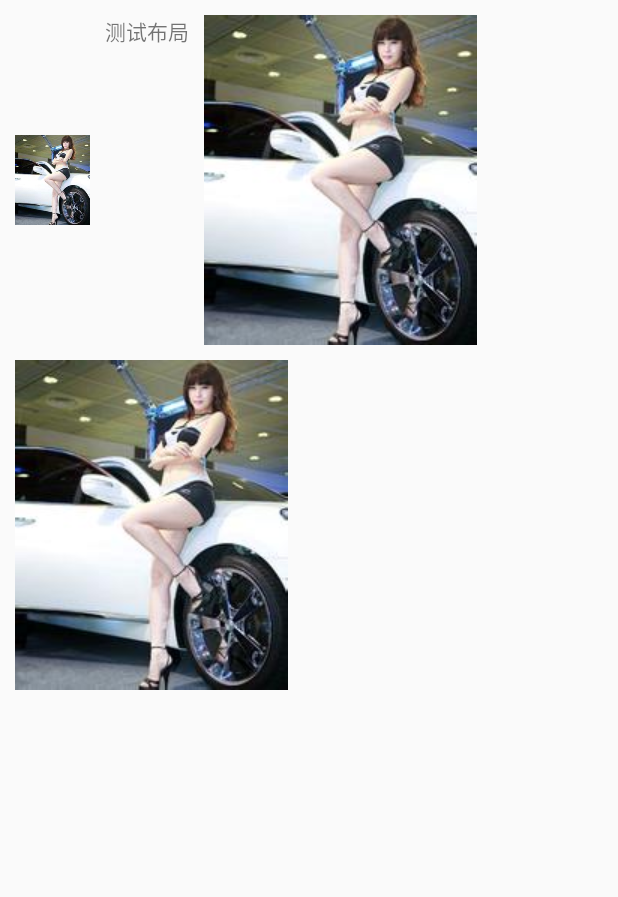
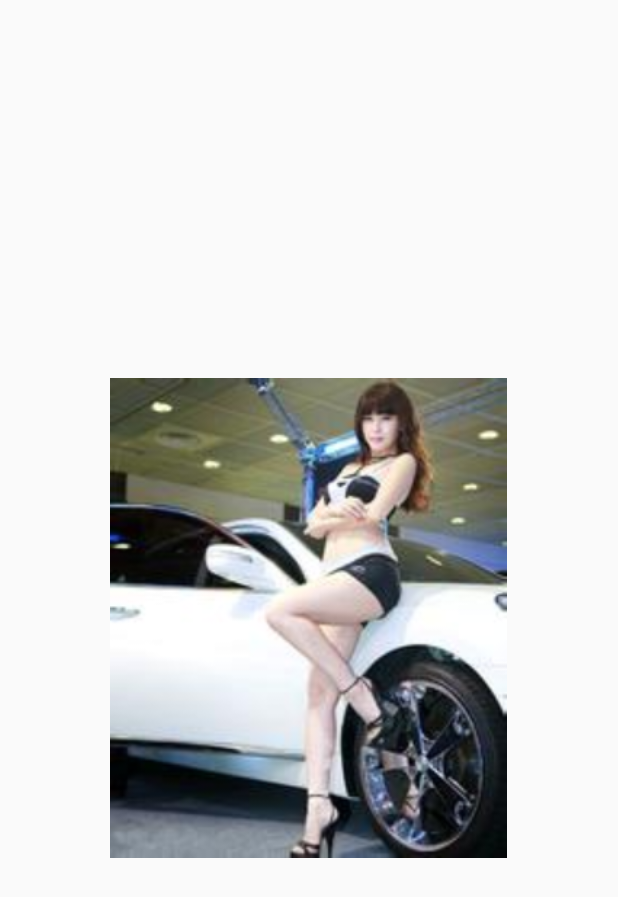
Before and after one commit to dxxs19/CustomViews, an Android app: the layout activity_main.xml on its own in the app's theme, with its tools: preview values and no code run, on a phone screen of 412 x 824 dp. Shown: the top 897 px of the screen. Run offline under Robolectric (Android 15) with nearby library versions, the light colour scheme and no system bars.

Commit message:
属性动画

```diff
--- a/app/src/main/java/com/wei/customviews/view/activity/MainActivity.java
+++ b/app/src/main/java/com/wei/customviews/view/activity/MainActivity.java
@@ -42,8 +42,6 @@ public class MainActivity extends BaseActivity
     RecyclerView mRecyclerView;
     @ViewById(R.id.imgView)
     ImageView mImageView;
-    @ViewById(R.id.txtView)
-    TextView mTextView;
     private RecyclerAdapter mRecyclerAdapter;
     private RecyclerView.LayoutManager mLayoutManager;
     private List<String> mData = new ArrayList<>();
@@ -178,6 +176,7 @@ public class MainActivity extends BaseActivity
     public boolean onTouchEvent(MotionEvent event)
     {
         LogUtil.e(TAG, "--- onTouchEvent(MotionEvent event) ---");
+        Thread.dumpStack();
         switch (event.getAction())
         {
             case MotionEvent.ACTION_DOWN:
@@ -196,7 +195,7 @@ public class MainActivity extends BaseActivity
                 LogUtil.e(TAG, "--- ACTION_CANCEL ---");
                 break;
         }
-        return false;
+        return true;
     }
 
     @Override
--- a/app/src/main/java/com/wei/customviews/view/widget/CusImageView.java
+++ b/app/src/main/java/com/wei/customviews/view/widget/CusImageView.java
@@ -1,17 +1,23 @@
 package com.wei.customviews.view.widget;
 
+import android.animation.AnimatorSet;
+import android.animation.FloatEvaluator;
+import android.animation.IntEvaluator;
+import android.animation.ObjectAnimator;
+import android.animation.ValueAnimator;
 import android.content.Context;
+import android.graphics.Canvas;
 import android.os.Build;
 import android.support.annotation.RequiresApi;
 import android.util.AttributeSet;
 import android.util.Log;
 import android.view.MotionEvent;
 import android.view.View;
+import android.view.animation.AccelerateDecelerateInterpolator;
+import android.view.animation.LinearInterpolator;
 import android.widget.ImageView;
 
 import com.wei.utillibrary.LogUtil;
-
-import static de.greenrobot.event.EventBus.TAG;
 
 /**
  * author: WEI
@@ -57,6 +63,25 @@ public class CusImageView extends ImageView
                 return false;
             }
         });
+
+        ObjectAnimator objectAnimator = ObjectAnimator.ofFloat(this, "scaleX", 0.8f, 1.5f);
+        objectAnimator.setEvaluator(new FloatEvaluator());
+        objectAnimator.setRepeatCount(ValueAnimator.INFINITE);
+        objectAnimator.setRepeatMode(ValueAnimator.REVERSE);
+
+        ObjectAnimator objectAnimator1 = ObjectAnimator.ofFloat(this, "scaleY", 0.8f, 1.5f);
+        objectAnimator1.setRepeatMode(ValueAnimator.REVERSE);
+        objectAnimator1.setRepeatCount(ValueAnimator.INFINITE);
+
+        AnimatorSet animatorSet = new AnimatorSet();
+        animatorSet.playTogether(
+                objectAnimator,
+                objectAnimator1
+        );
+        animatorSet.setDuration(1500);
+        // 加速减速插值器
+        animatorSet.setInterpolator(new AccelerateDecelerateInterpolator());
+        animatorSet.start();
     }
 
     @Override
--- a/app/src/main/java/com/wei/customviews/view/widget/CusLinearLayout.java
+++ b/app/src/main/java/com/wei/customviews/view/widget/CusLinearLayout.java
@@ -1,6 +1,7 @@
 package com.wei.customviews.view.widget;
 
 import android.content.Context;
+import android.graphics.Canvas;
 import android.os.Build;
 import android.support.annotation.RequiresApi;
 import android.util.AttributeSet;
--- a/app/src/main/java/com/wei/customviews/view/widget/CusViewGroup.java
+++ b/app/src/main/java/com/wei/customviews/view/widget/CusViewGroup.java
@@ -2,6 +2,7 @@ package com.wei.customviews.view.widget;
 
 import android.content.Context;
 import android.content.res.TypedArray;
+import android.graphics.Canvas;
 import android.os.Build;
 import android.support.annotation.RequiresApi;
 import android.util.AttributeSet;
@@ -71,19 +72,6 @@ public class CusViewGroup extends ViewGroup
     {
         TypedArray typedArray = context.obtainStyledAttributes(attrs, R.styleable.CusViewGroup);
         gravity = typedArray.getInt(R.styleable.CusViewGroup_gravity, 1);
-//        String gravityStr = typedArray.getString(R.styleable.CusViewGroup_gravity);
-//        if (gravityStr.equals("left"))
-//        {
-//            gravity = 1;
-//        }
-//        else if (gravityStr.equals("right"))
-//        {
-//            gravity = 0;
-//        }
-//        else
-//        {
-//            gravity = 2;
-//        }
         horizontal_Space = typedArray.getDimension(R.styleable.CusViewGroup_horizontal_spacing, 0);
         vertical_Space = typedArray.getDimension(R.styleable.CusViewGroup_vertical_spacing, 0);
         isFill = typedArray.getBoolean(R.styleable.CusViewGroup_isFill, false);
@@ -245,6 +233,12 @@ public class CusViewGroup extends ViewGroup
         }
     }
 
+    // 空方法
+    @Override
+    protected void onDraw(Canvas canvas) {
+        super.onDraw(canvas);
+    }
+
     /**
      * 计算布局所有子view可以分成几行，
      * LineFeed即为一行的模板，mSameLineViews即为同一行中包含有几个子view
--- a/app/src/main/res/layout/activity_main.xml
+++ b/app/src/main/res/layout/activity_main.xml
@@ -18,9 +18,9 @@
     <com.wei.customviews.view.widget.CusLinearLayout
         android:layout_width="match_parent"
         android:layout_height="match_parent"
-        android:orientation="horizontal"
-        android:visibility="visible">
+        android:orientation="horizontal">
 
+        // 自动换行布局
         <com.wei.customviews.view.widget.CusViewGroup
             android:layout_width="match_parent"
             android:layout_height="wrap_content"
@@ -28,13 +28,15 @@
             linefeed:gravity="left"
             linefeed:horizontal_spacing="10dp"
             linefeed:isFill="false"
-            linefeed:vertical_spacing="10dp">
+            linefeed:vertical_spacing="10dp"
+            android:visibility="gone">
 
             <com.wei.customviews.view.widget.CusImageView
                 android:id="@+id/imgView1"
                 android:layout_width="50dp"
                 android:layout_height="wrap_content"
                 android:layout_centerInParent="true"
+                android:layout_marginLeft="50dp"
                 android:src="@drawable/mode2"/>
 
             <TextView
@@ -60,7 +62,7 @@
         <com.wei.customviews.view.widget.CusRelativeLayout
             android:layout_width="match_parent"
             android:layout_height="match_parent"
-            android:visibility="gone">
+            android:visibility="visible">
 
             <com.wei.customviews.view.widget.CusImageView
                 android:id="@+id/imgView"
@@ -68,14 +70,6 @@
                 android:layout_height="wrap_content"
                 android:layout_centerInParent="true"
                 android:src="@drawable/mode2"/>
-
-            <TextView
-                android:id="@+id/txtView"
-                android:layout_width="wrap_content"
-                android:layout_height="wrap_content"
-                android:layout_above="@id/imgView"
-                android:layout_centerHorizontal="true"
-                android:textSize="18sp"/>
         </com.wei.customviews.view.widget.CusRelativeLayout>
     </com.wei.customviews.view.widget.CusLinearLayout>
 
--- a/app/src/main/res/values/attrs.xml
+++ b/app/src/main/res/values/attrs.xml
@@ -17,7 +17,6 @@
             <enum name="left" value="1"></enum>
             <enum name="center" value="2"></enum>
         </attr>
-        <!--<attr name="gravity" format="string"></attr>-->
         <attr name="horizontal_spacing" format="dimension"></attr>
         <attr name="vertical_spacing" format="dimension"></attr>
         <attr name="isFill" format="boolean"></attr>
```
